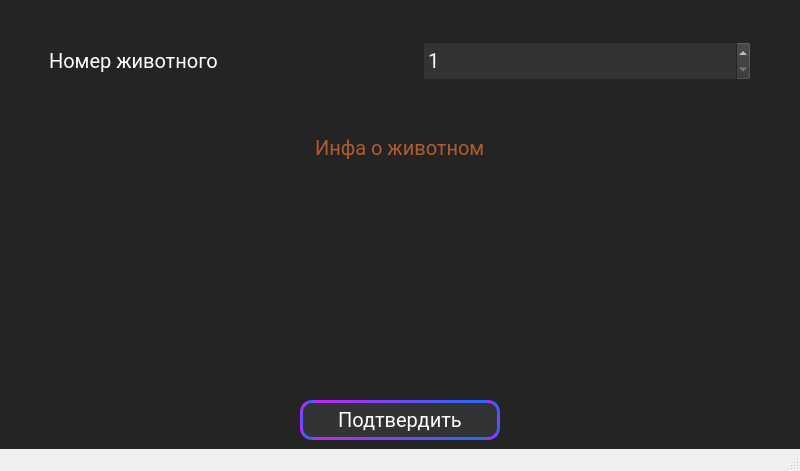
The window that view/rmAnimal.ui (Yelesin/CourseWorkDatabase) describes before a commit, drawn with Qt 5.
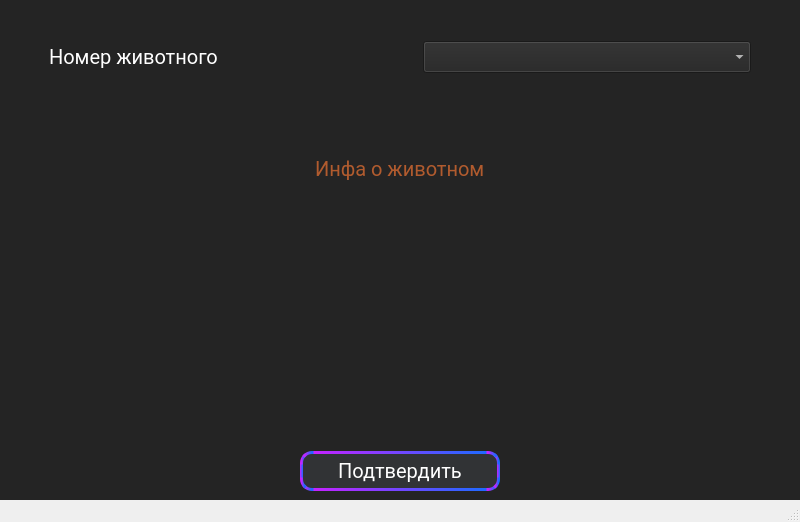
The same window after the commit.

Patch:
```diff
--- a/view/rmAnimal.ui
+++ b/view/rmAnimal.ui
@@ -7,7 +7,7 @@
     <x>0</x>
     <y>0</y>
     <width>800</width>
-    <height>471</height>
+    <height>522</height>
    </rect>
   </property>
   <property name="windowTitle">
@@ -83,29 +83,7 @@
        </spacer>
       </item>
       <item>
-       <widget class="QDoubleSpinBox" name="numberAnimal">
-        <property name="minimumSize">
-         <size>
-          <width>250</width>
-          <height>40</height>
-         </size>
-        </property>
-        <property name="styleSheet">
-         <string notr="true">QDoubleSpinBox
-{
-	background-color:  #313335;
-}</string>
-        </property>
-        <property name="decimals">
-         <number>0</number>
-        </property>
-        <property name="minimum">
-         <double>1.000000000000000</double>
-        </property>
-        <property name="maximum">
-         <double>10000.000000000000000</double>
-        </property>
-       </widget>
+       <widget class="QComboBox" name="comboBox"/>
       </item>
       <item>
        <spacer name="horizontalSpacer_15">
@@ -220,12 +198,24 @@
       </item>
       <item>
        <widget class="QLabel" name="img_animal">
+        <property name="sizePolicy">
+         <sizepolicy hsizetype="Fixed" vsizetype="Fixed">
+          <horstretch>1</horstretch>
+          <verstretch>1</verstretch>
+         </sizepolicy>
+        </property>
         <property name="minimumSize">
          <size>
           <width>150</width>
           <height>150</height>
          </size>
         </property>
+        <property name="maximumSize">
+         <size>
+          <width>200</width>
+          <height>200</height>
+         </size>
+        </property>
         <property name="text">
          <string/>
         </property>
@@ -246,15 +236,39 @@
       </item>
       <item>
        <widget class="QLabel" name="img_feed">
+        <property name="sizePolicy">
+         <sizepolicy hsizetype="Fixed" vsizetype="Fixed">
+          <horstretch>1</horstretch>
+          <verstretch>1</verstretch>
+         </sizepolicy>
+        </property>
         <property name="minimumSize">
          <size>
           <width>150</width>
           <height>150</height>
          </size>
         </property>
+        <property name="maximumSize">
+         <size>
+          <width>200</width>
+          <height>200</height>
+         </size>
+        </property>
+        <property name="focusPolicy">
+         <enum>Qt::NoFocus</enum>
+        </property>
+        <property name="layoutDirection">
+         <enum>Qt::LeftToRight</enum>
+        </property>
         <property name="text">
          <string/>
         </property>
+        <property name="scaledContents">
+         <bool>true</bool>
+        </property>
+        <property name="alignment">
+         <set>Qt::AlignCenter</set>
+        </property>
        </widget>
       </item>
       <item>
@@ -272,12 +286,24 @@
       </item>
       <item>
        <widget class="QLabel" name="img_gender">
+        <property name="sizePolicy">
+         <sizepolicy hsizetype="Fixed" vsizetype="Fixed">
+          <horstretch>1</horstretch>
+          <verstretch>1</verstretch>
+         </sizepolicy>
+        </property>
         <property name="minimumSize">
          <size>
           <width>150</width>
           <height>150</height>
          </size>
         </property>
+        <property name="maximumSize">
+         <size>
+          <width>200</width>
+          <height>200</height>
+         </size>
+        </property>
         <property name="text">
          <string/>
         </property>
```
Left out of the diff: 4 changed lines with no effect on the pictures.
